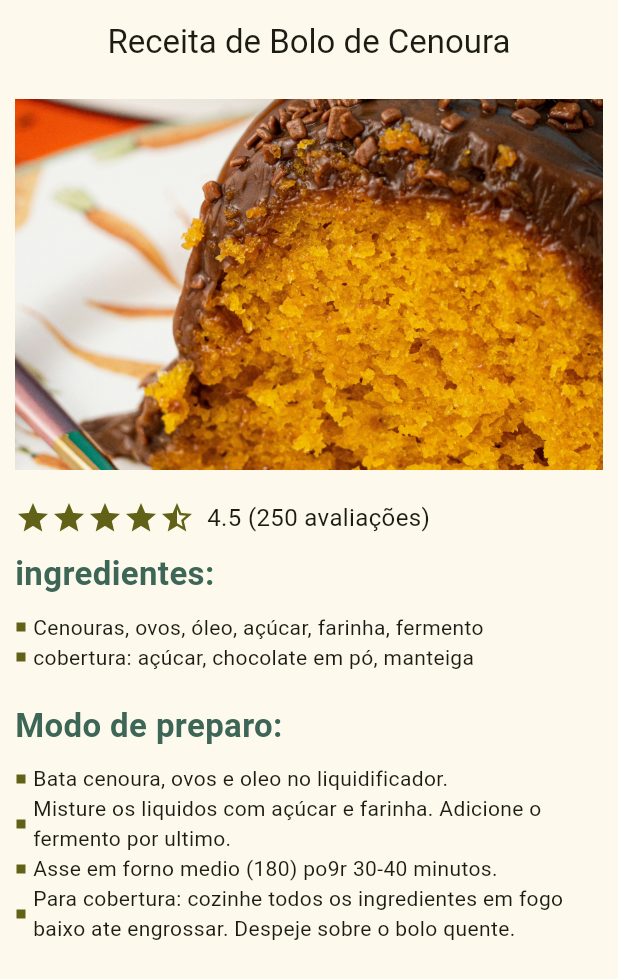
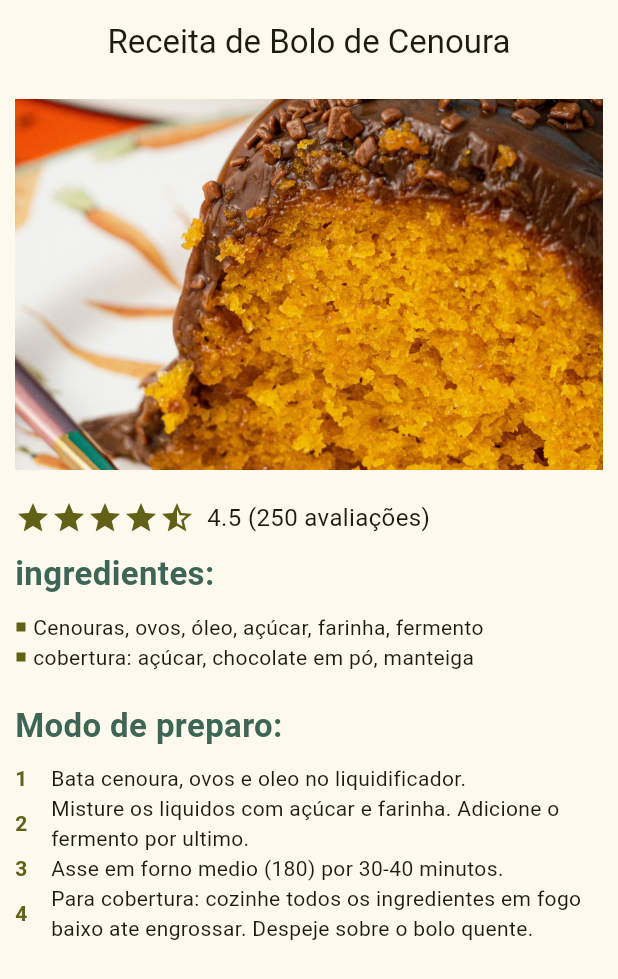
Before and after one commit to ifbruna/ProjetosFlutter, a Flutter app: the screen it shows after launch, on a phone screen of 412 x 824 dp. Shown: the top 979 px of the screen. Run offline on Flutter 3.47's test engine with Material 3 defaults, Android fonts, the phone set to English and light mode, and no system bars.

Commit message:
terminoAtividades0405

```diff
--- a/projeto_aula06_turma_b/lib/receita.dart
+++ b/projeto_aula06_turma_b/lib/receita.dart
@@ -52,9 +52,10 @@ class Receita extends StatelessWidget {
 
             // Seção do Modo de Preparo
             Section(title: "Modo de preparo:",
+            numerado: true,
             itens: ["Bata cenoura, ovos e oleo no liquidificador.",
             "Misture os liquidos com açúcar e farinha. Adicione o fermento por ultimo.",
-            "Asse em forno medio (180) po9r 30-40 minutos.",
+            "Asse em forno medio (180) por 30-40 minutos.",
             "Para cobertura: cozinhe todos os ingredientes em fogo baixo ate engrossar. Despeje sobre o bolo quente."])
 
           ],
@@ -66,10 +67,11 @@ class Receita extends StatelessWidget {
 
 
 class Section extends StatelessWidget {
-  const Section({super.key, required this.title, required this.itens});
+  const Section({super.key, required this.title, required this.itens, this.numerado = false});
 
   final String title;
   final List<String> itens;
+  final bool numerado;
 
   @override
   Widget build(BuildContext context) {
@@ -93,10 +95,13 @@ class Section extends StatelessWidget {
                 Column(
                   crossAxisAlignment: CrossAxisAlignment.start,
                   children: [
-                    for(var item in itens)
-                    Item(text: item,
-                    icon: Icons.square, ),
-
+                    for (var (i, item) in itens.indexed)
+                      Item(
+                        text: item,
+                        icon: Icons.square,
+                        numerado: numerado,
+                        index: i + 1,
+                      ),
                   ]
                 ),
               ],
@@ -105,21 +110,36 @@ class Section extends StatelessWidget {
 }
 
 class Item extends StatelessWidget {
-  const Item({super.key, required this.text, required this.icon});
+  const Item({super.key, required this.text, required this.icon, this.numerado = false, this.index});
 
   final String text;
   final IconData icon;
+  final bool numerado;
+  final int? index;
 
 @override
 Widget build(BuildContext context) {
   return Row(
     children: [
-              Icon(icon,
+      if (numerado)
+        SizedBox(
+          width: 20,
+          child: Text(
+            '$index',
+            style: TextStyle(
+              fontWeight: FontWeight.bold,
+              color: Theme.of(context).colorScheme.primary,
+            ),
+          ),
+        )
+      else
+        Icon(
+          icon,
           size: 8,
-              color: Theme.of(context).colorScheme.primary),
-              SizedBox(width: 4,),
-              Expanded(child:
-              Text(text)),
+          color: Theme.of(context).colorScheme.primary,
+        ),
+      const SizedBox(width: 4),
+      Expanded(child: Text(text)),
     ],
   );
 }
```
Lines whose indentation alone changed are shown as unchanged.
